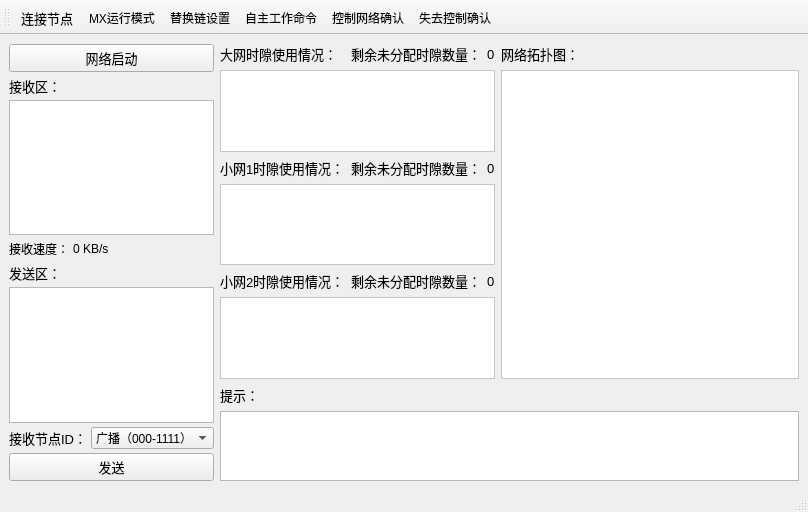
Old version of the form XYnetwork_PC/mainwindow.ui in the repository hym20020212/TRCGM_project.
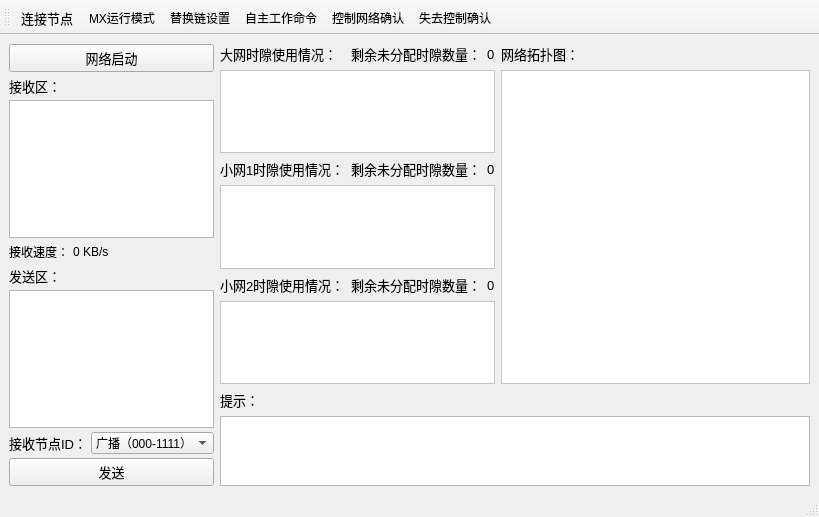
New version of the form. Icons and pictures are not drawn.

Diff of the .ui file:
```diff
--- a/XYnetwork_PC/mainwindow.ui
+++ b/XYnetwork_PC/mainwindow.ui
@@ -6,8 +6,8 @@
    <rect>
     <x>0</x>
     <y>0</y>
-    <width>808</width>
-    <height>512</height>
+    <width>819</width>
+    <height>517</height>
    </rect>
   </property>
   <property name="windowTitle">
```
Left out of the diff: 2 changed lines with no effect on the pictures.
